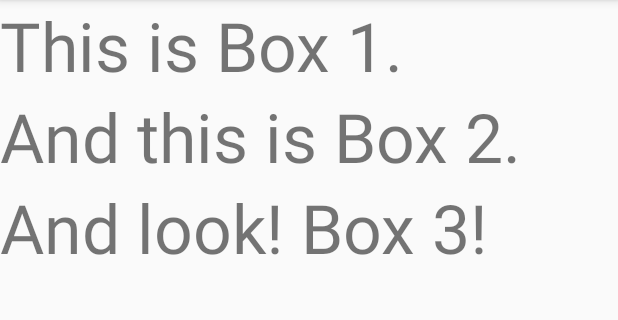
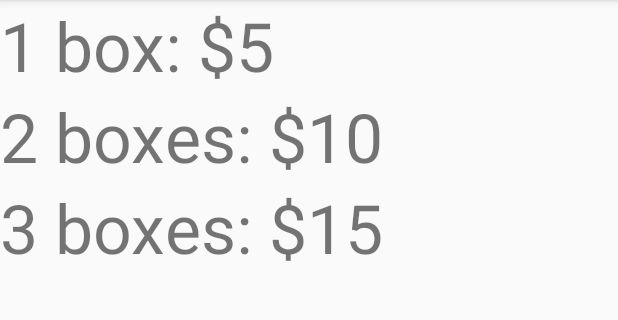
Before and after one commit to zhangruiyep/PracticeSet2, an Android app: the screen it shows after launch (MainActivity), on a phone screen of 412 x 824 dp, the part 84-404 px from its top. Run offline under Robolectric (Android 15) with nearby library versions, the phone set to English and light mode, and no system bars.

Commit message:
Session complete

```diff
--- a/app/src/main/java/com/example/android/practiceset2/MainActivity.java
+++ b/app/src/main/java/com/example/android/practiceset2/MainActivity.java
@@ -11,9 +11,29 @@ public class MainActivity extends AppCompatActivity {
         super.onCreate(savedInstanceState);
         setContentView(R.layout.activity_main);
         // PASTE CODE YOU WANT TO TEST HERE
-        display1("This is Box 1.");
-        display2("And this is Box 2.");
-        display3("And look! Box 3!");
+        //display1("This is Box 1.");
+        //display2("And this is Box 2.");
+        //display3("And look! Box 3!");
+/*
+        int weekday = 5;
+        int weekend = 9;
+        int optimalHours = 7 * 8;
+
+        int actualHours = weekday;
+        actualHours = actualHours + weekend * 2;
+        int solution = optimalHours - actualHours;
+        display(solution);
+        */
+/*
+        double day1 = 15;
+        double day2 = 22;
+        double day3 = 18;
+        display(Double.toString((day1 + day2 + day3) / 3));
+        */
+        int raspberryPrice = 5;
+        display1("1 box: $" + raspberryPrice);
+        display2("2 boxes: $" + (raspberryPrice * 2));
+        display3("3 boxes: $" + (raspberryPrice * 3));
     }
 
     /**
```
